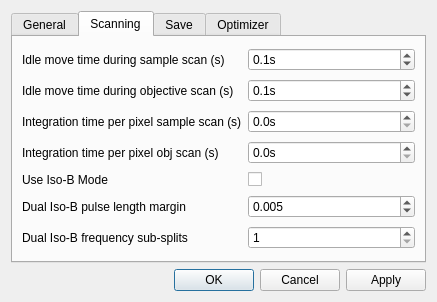
The window that gui/ui_qafm_settings.ui (sriharijayaram5/qudi) describes before a commit, drawn with Qt 5.
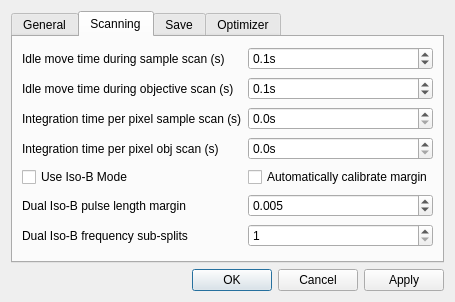
The same window after the commit. The open tabs and pages were chosen to show the change. Custom widgets are drawn as their Qt base class.

Commit message: WIP: updates for autocalibration, partially complete

Diff of the .ui file:
```diff
--- a/gui/ui_qafm_settings.ui
+++ b/gui/ui_qafm_settings.ui
@@ -204,26 +204,32 @@
          </property>
         </widget>
        </item>
-       <item row="4" column="1">
-        <widget class="QCheckBox" name="iso_b_operation_CheckBox">
-         <property name="toolTip">
-          <string>&lt;html&gt;&lt;head/&gt;&lt;body&gt;&lt;p&gt;Enable 'Iso-B' mode, which will extend the QAFM scan.&lt;br/&gt;In this mode you will be able to set in the main window a MW frequency and the MW gain value to apply an MW signal during the QAFM scan. Ideally, you should have measured an ESR spectrum before, to obtain the proper parameters for MW frequency and MW gain. A suggested selection for the MW frequency is at the FWHM (full-width half-maximum) points of one of the ESR resonance peaks from the nitrogen vacancy (i.e. where the slope is maximal).&lt;/p&gt;&lt;/body&gt;&lt;/html&gt;</string>
-         </property>
-         <property name="text">
-          <string/>
-         </property>
-        </widget>
-       </item>
        <item row="4" column="0">
-        <widget class="QLabel" name="label_12">
+        <widget class="QCheckBox" name="iso_b_operation_CheckBox">
          <property name="toolTip">
           <string>&lt;html&gt;&lt;head/&gt;&lt;body&gt;&lt;p&gt;Enable 'Iso-B' mode, which will extend the QAFM scan.&lt;br/&gt;In this mode you will be able to set in the main window a MW frequency and the MW gain value to apply an MW signal during the QAFM scan. Ideally, you should have measured an ESR spectrum before, to obtain the proper parameters for MW frequency and MW gain. A suggested selection for the MW frequency is at the FWHM (full-width half-maximum) points of one of the ESR resonance peaks from the nitrogen vacancy (i.e. where the slope is maximal).&lt;/p&gt;&lt;/body&gt;&lt;/html&gt;</string>
          </property>
+         <property name="layoutDirection">
+          <enum>Qt::LeftToRight</enum>
+         </property>
          <property name="text">
           <string>Use Iso-B Mode</string>
          </property>
         </widget>
        </item>
+       <item row="4" column="1">
+        <widget class="QCheckBox" name="iso_b_autocalibrate_CheckBox">
+         <property name="toolTip">
+          <string>&lt;html&gt;&lt;head/&gt;&lt;body&gt;&lt;p&gt;Use autocalibrate option to directly obtain the pixel clock margin.&lt;br/&gt;Using this option, the pixel clock margin will be determined from the quench scan results. To utilize this option, perform a quench scan with the same integration time settings as the proposed dual iso-B scan.&lt;/p&gt;&lt;/body&gt;&lt;/html&gt;</string>
+         </property>
+         <property name="layoutDirection">
+          <enum>Qt::LeftToRight</enum>
+         </property>
+         <property name="text">
+          <string>Automatically calibrate margin</string>
+         </property>
+        </widget>
+       </item>
        <item row="2" column="1">
         <widget class="ScienDSpinBox" name="int_time_sample_scan_DoubleSpinBox">
          <property name="toolTip">
```
Left out of the diff: 2 changed lines with no effect on the pictures. The commit also changes 2 other files.
